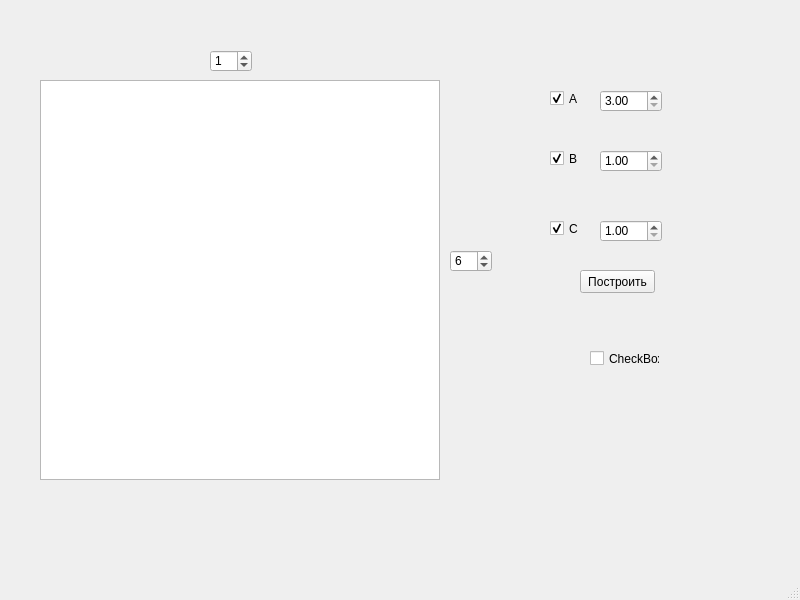
Old version of the form mainwindow.ui in the repository solonikus/sinus_test.
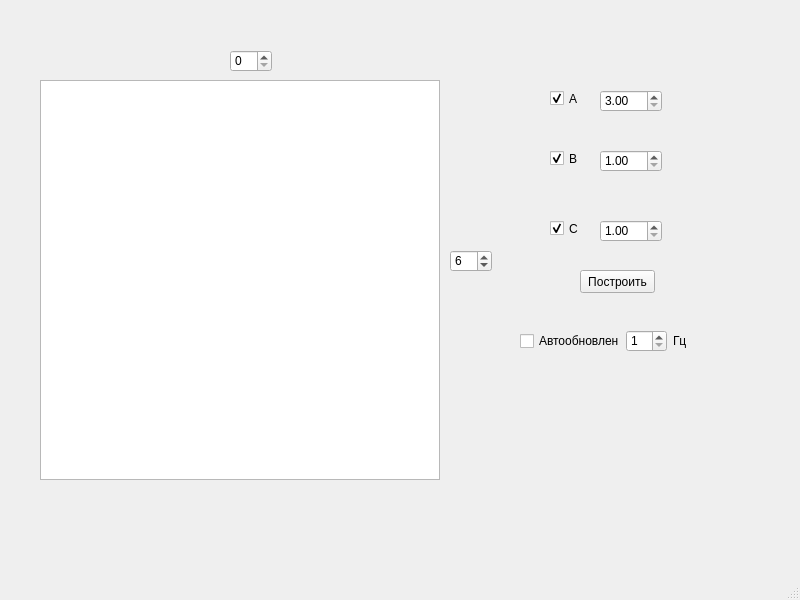
New version of the form.

The edit to the form file:
```diff
--- a/mainwindow.ui
+++ b/mainwindow.ui
@@ -139,22 +139,6 @@
      <double>10.000000000000000</double>
     </property>
    </widget>
-   <widget class="QSpinBox" name="spinBox">
-    <property name="geometry">
-     <rect>
-      <x>210</x>
-      <y>50</y>
-      <width>42</width>
-      <height>22</height>
-     </rect>
-    </property>
-    <property name="maximum">
-     <number>20</number>
-    </property>
-    <property name="value">
-     <number>1</number>
-    </property>
-   </widget>
    <widget class="QSpinBox" name="spinBox_2">
     <property name="geometry">
      <rect>
@@ -168,18 +152,48 @@
      <number>6</number>
     </property>
    </widget>
-   <widget class="QCheckBox" name="checkBox_4">
+   <widget class="QSpinBox" name="spinBox">
     <property name="geometry">
      <rect>
-      <x>590</x>
-      <y>350</y>
-      <width>70</width>
-      <height>17</height>
+      <x>230</x>
+      <y>50</y>
+      <width>42</width>
+      <height>22</height>
      </rect>
     </property>
-    <property name="text">
-     <string>CheckBox</string>
+   </widget>
+   <widget class="QWidget" name="">
+    <property name="geometry">
+     <rect>
+      <x>520</x>
+      <y>330</y>
+      <width>167</width>
+      <height>22</height>
+     </rect>
     </property>
+    <layout class="QHBoxLayout" name="horizontalLayout">
+     <item>
+      <widget class="QCheckBox" name="checkBox_4">
+       <property name="text">
+        <string>Автообновление</string>
+       </property>
+      </widget>
+     </item>
+     <item>
+      <widget class="QSpinBox" name="spinBox_3">
+       <property name="minimum">
+        <number>1</number>
+       </property>
+      </widget>
+     </item>
+     <item>
+      <widget class="QLabel" name="label">
+       <property name="text">
+        <string>Гц</string>
+       </property>
+      </widget>
+     </item>
+    </layout>
    </widget>
   </widget>
   <widget class="QMenuBar" name="menubar">
```
